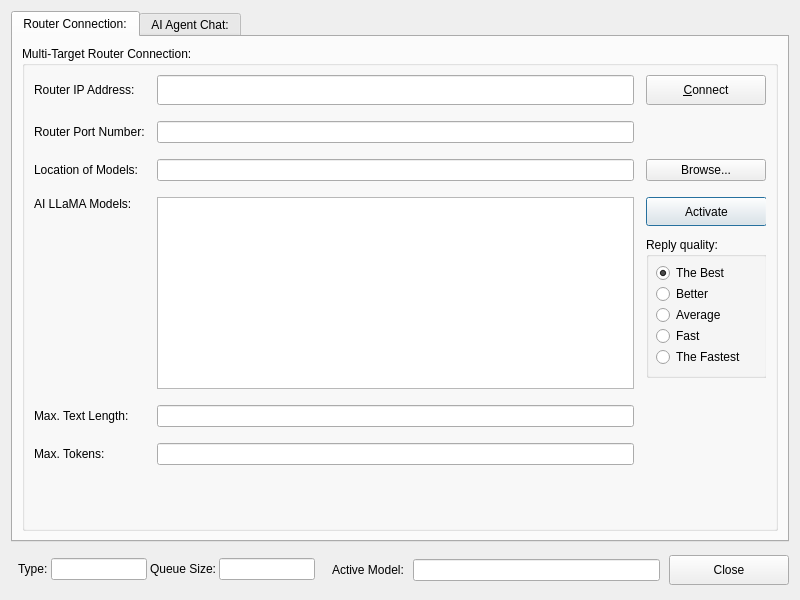
aregtech/areg-edgeai, file apps/multiedge/aiagent/ui/aiagent.ui: the form before one commit.
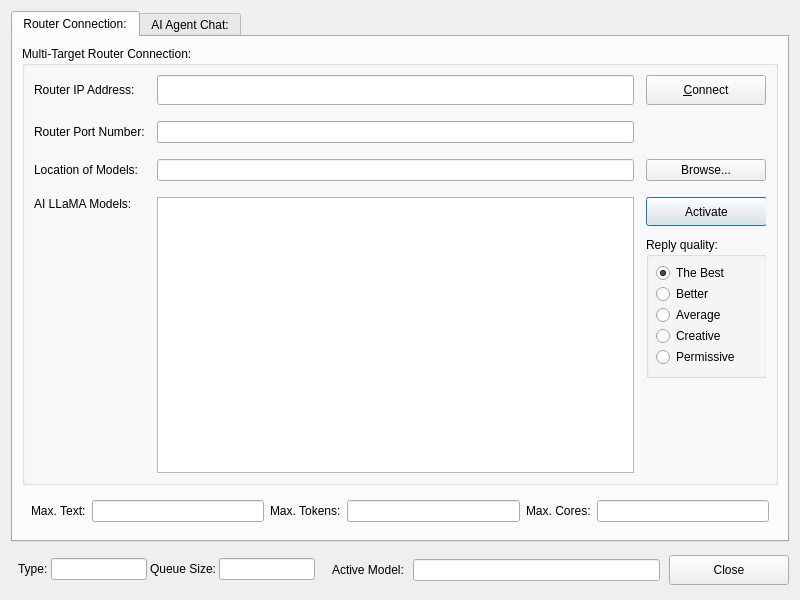
The form after the commit. Icons and pictures are not drawn.

```diff
--- a/apps/multiedge/aiagent/ui/aiagent.ui
+++ b/apps/multiedge/aiagent/ui/aiagent.ui
@@ -79,16 +79,6 @@
             </property>
            </widget>
           </item>
-          <item row="5" column="1">
-           <widget class="QLineEdit" name="TxtTextLen"/>
-          </item>
-          <item row="5" column="0">
-           <widget class="QLabel" name="label_8">
-            <property name="text">
-             <string>Max. Text Length:</string>
-            </property>
-           </widget>
-          </item>
           <item row="4" column="1">
            <widget class="QListWidget" name="ListModels">
             <property name="editTriggers">
@@ -197,14 +187,14 @@
               <item>
                <widget class="QRadioButton" name="BtnFast">
                 <property name="text">
-                 <string>Fast</string>
+                 <string>Creative</string>
                 </property>
                </widget>
               </item>
               <item>
                <widget class="QRadioButton" name="BtnFastest">
                 <property name="text">
-                 <string>The Fastest</string>
+                 <string>Permissive</string>
                 </property>
                </widget>
               </item>
@@ -245,29 +235,6 @@
             </property>
            </widget>
           </item>
-          <item row="6" column="0">
-           <widget class="QLabel" name="label_9">
-            <property name="text">
-             <string>Max. Tokens:</string>
-            </property>
-           </widget>
-          </item>
-          <item row="7" column="1">
-           <spacer name="verticalSpacer">
-            <property name="orientation">
-             <enum>Qt::Orientation::Vertical</enum>
-            </property>
-            <property name="sizeHint" stdset="0">
-             <size>
-              <width>20</width>
-              <height>20</height>
-             </size>
-            </property>
-           </spacer>
-          </item>
-          <item row="6" column="1">
-           <widget class="QLineEdit" name="TxtTokens"/>
-          </item>
           <item row="3" column="1">
            <widget class="QLineEdit" name="TxtModelDir">
             <property name="readOnly">
@@ -347,6 +314,42 @@
          </layout>
         </widget>
        </item>
+       <item>
+        <widget class="QWidget" name="widget_3" native="true">
+         <layout class="QGridLayout" name="gridLayout_2">
+          <item row="0" column="1">
+           <widget class="QLineEdit" name="TxtLength"/>
+          </item>
+          <item row="0" column="3">
+           <widget class="QLineEdit" name="TxtTokens"/>
+          </item>
+          <item row="0" column="5">
+           <widget class="QLineEdit" name="TxtCores"/>
+          </item>
+          <item row="0" column="4">
+           <widget class="QLabel" name="label_10">
+            <property name="text">
+             <string>Max. Cores:</string>
+            </property>
+           </widget>
+          </item>
+          <item row="0" column="0">
+           <widget class="QLabel" name="label_8">
+            <property name="text">
+             <string>Max. Text:</string>
+            </property>
+           </widget>
+          </item>
+          <item row="0" column="2">
+           <widget class="QLabel" name="label_11">
+            <property name="text">
+             <string>Max. Tokens:</string>
+            </property>
+           </widget>
+          </item>
+         </layout>
+        </widget>
+       </item>
       </layout>
      </widget>
      <widget class="QWidget" name="WndChat">
```
